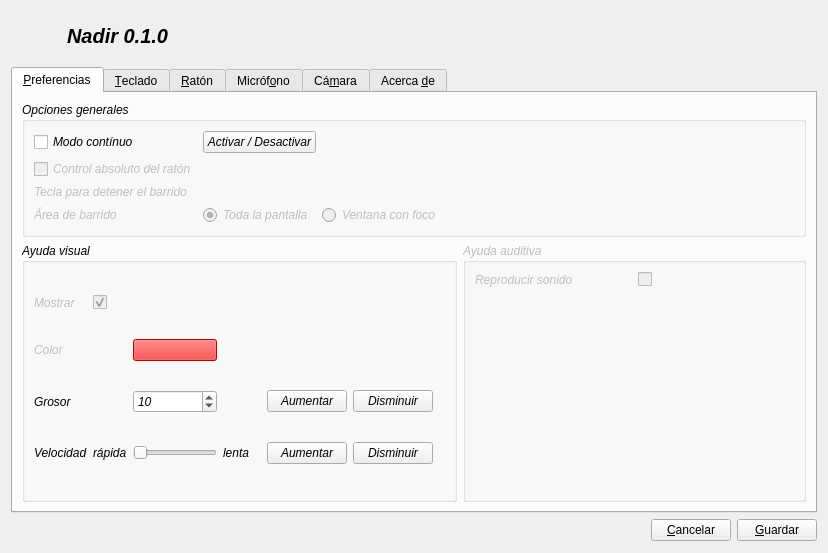
Qt form confWidget.ui (rfernandezfranco/nadir) before a commit.
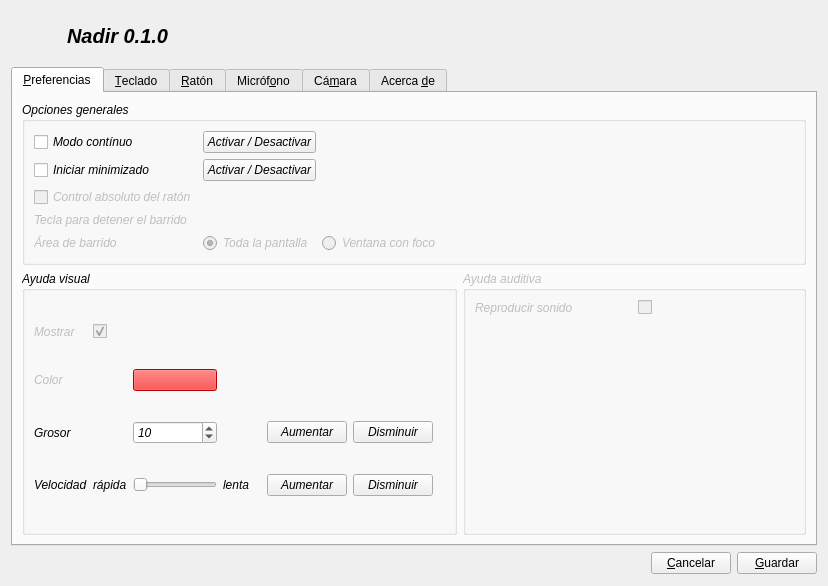
The same form after that commit. Icons and pictures are not drawn.

Commit message: Added option to show main widget minimized at start

```diff
--- a/confWidget.ui
+++ b/confWidget.ui
@@ -6,7 +6,7 @@
     <x>0</x>
     <y>0</y>
     <width>828</width>
-    <height>553</height>
+    <height>586</height>
    </rect>
   </property>
   <property name="windowTitle" >
@@ -141,7 +141,7 @@
           <string>Opciones generales</string>
          </property>
          <layout class="QGridLayout" name="gridLayout_9" >
-          <item row="3" column="0" >
+          <item row="4" column="0" >
            <widget class="QLabel" name="label_18" >
             <property name="enabled" >
              <bool>false</bool>
@@ -151,7 +151,7 @@
             </property>
            </widget>
           </item>
-          <item row="4" column="0" >
+          <item row="5" column="0" >
            <widget class="QLabel" name="label_19" >
             <property name="enabled" >
              <bool>false</bool>
@@ -161,7 +161,7 @@
             </property>
            </widget>
           </item>
-          <item row="4" column="1" >
+          <item row="5" column="1" >
            <widget class="QRadioButton" name="radioButton" >
             <property name="enabled" >
              <bool>false</bool>
@@ -174,7 +174,7 @@
             </property>
            </widget>
           </item>
-          <item row="4" column="2" >
+          <item row="5" column="2" >
            <widget class="QRadioButton" name="radioButton_2" >
             <property name="enabled" >
              <bool>false</bool>
@@ -184,7 +184,7 @@
             </property>
            </widget>
           </item>
-          <item row="4" column="3" >
+          <item row="5" column="3" >
            <spacer name="horizontalSpacer_3" >
             <property name="orientation" >
              <enum>Qt::Horizontal</enum>
@@ -207,7 +207,7 @@
             </property>
            </widget>
           </item>
-          <item row="2" column="0" >
+          <item row="3" column="0" >
            <widget class="QCheckBox" name="controlBox" >
             <property name="enabled" >
              <bool>false</bool>
@@ -220,6 +220,20 @@
             </property>
            </widget>
           </item>
+          <item row="2" column="0" >
+           <widget class="QCheckBox" name="minimizedBox" >
+            <property name="text" >
+             <string>Iniciar minimizado</string>
+            </property>
+           </widget>
+          </item>
+          <item row="2" column="1" >
+           <widget class="QPushButton" name="pushButton" >
+            <property name="text" >
+             <string>Activar / Desactivar</string>
+            </property>
+           </widget>
+          </item>
           <item row="1" column="1" >
            <widget class="QPushButton" name="pushButton_5" >
             <property name="text" >
```
Left out of the diff: 57 changed lines with no effect on the pictures. The commit also changes 2 other files.
